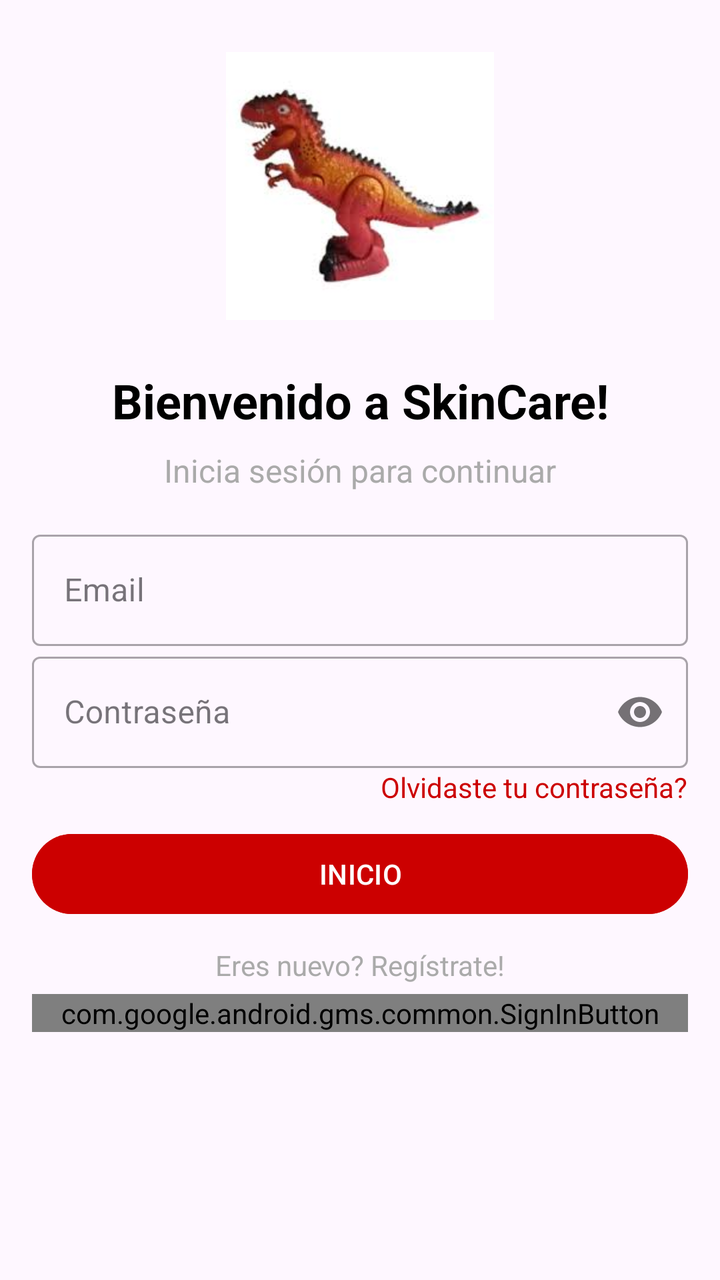
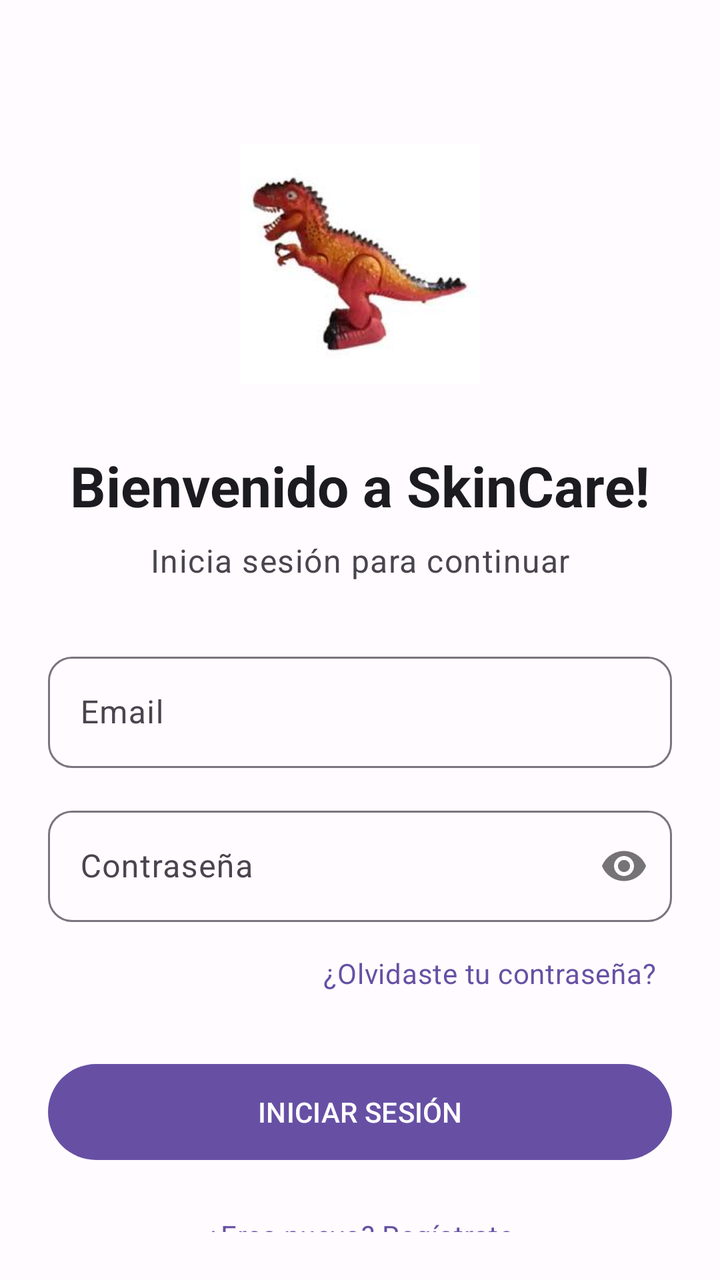

Before-and-after screenshots of an Android layout around one commit, followed by the original layout XML and the change that was made.
<!-- AndroidManifest.xml: application theme Theme.SkinCare_TFM -->
<!-- res/layout/activity_login.xml -->
<androidx.constraintlayout.widget.ConstraintLayout xmlns:android="http://schemas.android.com/apk/res/android"
    xmlns:app="http://schemas.android.com/apk/res-auto"
    xmlns:tools="http://schemas.android.com/tools"
    android:layout_width="match_parent"
    android:layout_height="match_parent"
    android:padding="16dp"
    tools:context=".login.LoginActivity">

    <ImageView
        android:id="@+id/logoImageView"
        android:layout_width="148dp"
        android:layout_height="134dp"
        android:layout_marginTop="10dp"
        android:src="@drawable/dinosaur"
        app:layout_constraintEnd_toEndOf="parent"
        app:layout_constraintStart_toStartOf="parent"
        app:layout_constraintTop_toTopOf="parent"
        android:transitionName="logoImageView"/>

    <TextView
        android:id="@+id/welcomeTextView"
        android:layout_width="wrap_content"
        android:layout_height="wrap_content"
        android:text="Bienvenido a SkinCare!"
        android:textSize="24sp"
        android:textColor="@android:color/black"
        android:textStyle="bold"
        app:layout_constraintTop_toBottomOf="@id/logoImageView"
        app:layout_constraintStart_toStartOf="parent"
        app:layout_constraintEnd_toEndOf="parent"
        android:layout_marginTop="24dp"
        android:transitionName="textTrans"/>

    <TextView
        android:id="@+id/instructionsTextView"
        android:layout_width="wrap_content"
        android:layout_height="wrap_content"
        android:text="Inicia sesión para continuar"
        android:textSize="16sp"
        android:textColor="@android:color/darker_gray"
        app:layout_constraintTop_toBottomOf="@id/welcomeTextView"
        app:layout_constraintStart_toStartOf="parent"
        app:layout_constraintEnd_toEndOf="parent"
        android:layout_marginTop="8dp"
        android:transitionName="instructionsTextView"/>

    <com.google.android.material.textfield.TextInputLayout
        android:id="@+id/emailEditText"
        android:hint="Email"
        android:transitionName="emailEditText"
        android:inputType="textEmailAddress"
        android:layout_width="0dp"
        android:layout_height="wrap_content"
        android:layout_marginTop="16dp"
        app:layout_constraintEnd_toEndOf="parent"
        app:layout_constraintStart_toStartOf="parent"
        app:layout_constraintTop_toBottomOf="@id/instructionsTextView"
        style="@style/Widget.MaterialComponents.TextInputLayout.OutlinedBox">>

        <com.google.android.material.textfield.TextInputEditText
            android:layout_width="match_parent"
            android:layout_height="wrap_content"
            />
    </com.google.android.material.textfield.TextInputLayout>

    <com.google.android.material.textfield.TextInputLayout
        android:id="@+id/passwordEditText"
        android:layout_width="0dp"
        android:layout_height="wrap_content"
        android:hint="Contraseña"

        android:transitionName="passwordEditText"
        app:passwordToggleEnabled="true"
        app:layout_constraintEnd_toEndOf="parent"
        app:layout_constraintStart_toStartOf="parent"
        app:layout_constraintTop_toBottomOf="@+id/emailEditText"
        style="@style/Widget.MaterialComponents.TextInputLayout.OutlinedBox">>
        <com.google.android.material.textfield.TextInputEditText
            android:layout_width="match_parent"
            android:layout_height="wrap_content"
            android:inputType="textPassword"
/>
    </com.google.android.material.textfield.TextInputLayout>

    <TextView
        android:id="@+id/forgotPasswordTextView"
        android:layout_width="wrap_content"
        android:layout_height="wrap_content"
        android:text="Olvidaste tu contraseña?"
        android:textColor="@android:color/holo_red_dark"
        android:textSize="14sp"
        app:layout_constraintEnd_toEndOf="parent"
        app:layout_constraintTop_toBottomOf="@+id/passwordEditText" />

    <Button
        android:id="@+id/loginButton"
        android:layout_width="0dp"
        android:layout_height="wrap_content"
        android:backgroundTint="@android:color/holo_red_dark"
        android:text="INICIO"
        android:textColor="@android:color/white"
        app:layout_constraintTop_toBottomOf="@id/forgotPasswordTextView"
        app:layout_constraintStart_toStartOf="parent"
        app:layout_constraintEnd_toEndOf="parent"
        android:layout_marginTop="10dp"
        android:transitionName="registerOrLoginButton"/>

    <TextView
        android:id="@+id/registerButton"
        android:layout_width="wrap_content"
        android:layout_height="wrap_content"
        android:text="Eres nuevo? Regístrate!"
        android:textColor="@android:color/darker_gray"
        android:textSize="14sp"
        app:layout_constraintTop_toBottomOf="@id/loginButton"
        app:layout_constraintStart_toStartOf="parent"
        app:layout_constraintEnd_toEndOf="parent"
        android:layout_marginTop="12dp"
        android:transitionName="registerOrLoginEditText"/>

    <com.google.android.gms.common.SignInButton
        android:id="@+id/googleSignInButton"
        android:layout_width="match_parent"
        android:layout_height="wrap_content"
        app:layout_constraintTop_toBottomOf="@+id/registerButton"
        tools:layout_editor_absoluteX="16dp"
        android:layout_marginTop="5dp"/>

</androidx.constraintlayout.widget.ConstraintLayout>
<!-- resources referenced by this layout -->
<resources>
  <style name="Base.Theme.SkinCare_TFM" parent="Theme.Material3.DayNight.NoActionBar">
          
          
      </style>
  <!-- unchanged entries left out for length: 2 -->
</resources>

<!-- the commit's change to res/layout/activity_login.xml (unified diff, before → after) -->
@@ -3,127 +3,185 @@
     xmlns:tools="http://schemas.android.com/tools"
     android:layout_width="match_parent"
     android:layout_height="match_parent"
-    android:padding="16dp"
+    android:background="?attr/colorSurface"
+    android:padding="24dp"
     tools:context=".login.LoginActivity">
 
+    
     <ImageView
         android:id="@+id/logoImageView"
-        android:layout_width="148dp"
-        android:layout_height="134dp"
-        android:layout_marginTop="10dp"
+        android:layout_width="120dp"
+        android:layout_height="120dp"
+        android:layout_marginTop="48dp"
         android:src="@drawable/dinosaur"
+        android:transitionName="logoImageView"
+        android:contentDescription="@string/app_logo_description"
         app:layout_constraintEnd_toEndOf="parent"
         app:layout_constraintStart_toStartOf="parent"
-        app:layout_constraintTop_toTopOf="parent"
-        android:transitionName="logoImageView"/>
+        app:layout_constraintTop_toTopOf="parent" />
 
+    
     <TextView
         android:id="@+id/welcomeTextView"
         android:layout_width="wrap_content"
         android:layout_height="wrap_content"
         android:text="Bienvenido a SkinCare!"
-        android:textSize="24sp"
-        android:textColor="@android:color/black"
+        android:textAppearance="?attr/textAppearanceHeadlineMedium"
+        android:textColor="?attr/colorOnSurface"
         android:textStyle="bold"
+        android:transitionName="textTrans"
         app:layout_constraintTop_toBottomOf="@id/logoImageView"
         app:layout_constraintStart_toStartOf="parent"
         app:layout_constraintEnd_toEndOf="parent"
-        android:layout_marginTop="24dp"
-        android:transitionName="textTrans"/>
+        android:layout_marginTop="32dp" />
 
+    
     <TextView
         android:id="@+id/instructionsTextView"
         android:layout_width="wrap_content"
         android:layout_height="wrap_content"
         android:text="Inicia sesión para continuar"
-        android:textSize="16sp"
-        android:textColor="@android:color/darker_gray"
+        android:textAppearance="?attr/textAppearanceBodyLarge"
+        android:textColor="?attr/colorOnSurfaceVariant"
+        android:transitionName="instructionsTextView"
         app:layout_constraintTop_toBottomOf="@id/welcomeTextView"
         app:layout_constraintStart_toStartOf="parent"
         app:layout_constraintEnd_toEndOf="parent"
-        android:layout_marginTop="8dp"
-        android:transitionName="instructionsTextView"/>
+        android:layout_marginTop="8dp" />
 
+    
     <com.google.android.material.textfield.TextInputLayout
         android:id="@+id/emailEditText"
+        android:layout_width="0dp"
+        android:layout_height="wrap_content"
+        android:layout_marginTop="32dp"
         android:hint="Email"
         android:transitionName="emailEditText"
-        android:inputType="textEmailAddress"
-        android:layout_width="0dp"
-        android:layout_height="wrap_content"
-        android:layout_marginTop="16dp"
+        style="@style/Widget.SkinCare_TFM.TextInputLayout"
         app:layout_constraintEnd_toEndOf="parent"
         app:layout_constraintStart_toStartOf="parent"
-        app:layout_constraintTop_toBottomOf="@id/instructionsTextView"
-        style="@style/Widget.MaterialComponents.TextInputLayout.OutlinedBox">>
+        app:layout_constraintTop_toBottomOf="@id/instructionsTextView">
 
         <com.google.android.material.textfield.TextInputEditText
             android:layout_width="match_parent"
             android:layout_height="wrap_content"
-            />
+            android:inputType="textEmailAddress"
+            android:textAppearance="?attr/textAppearanceBodyLarge" />
+
     </com.google.android.material.textfield.TextInputLayout>
 
+    
     <com.google.android.material.textfield.TextInputLayout
         android:id="@+id/passwordEditText"
         android:layout_width="0dp"
         android:layout_height="wrap_content"
+        android:layout_marginTop="16dp"
         android:hint="Contraseña"
-
         android:transitionName="passwordEditText"
         app:passwordToggleEnabled="true"
+        style="@style/Widget.SkinCare_TFM.TextInputLayout"
         app:layout_constraintEnd_toEndOf="parent"
         app:layout_constraintStart_toStartOf="parent"
-        app:layout_constraintTop_toBottomOf="@+id/emailEditText"
-        style="@style/Widget.MaterialComponents.TextInputLayout.OutlinedBox">>
+        app:layout_constraintTop_toBottomOf="@+id/emailEditText">
+
         <com.google.android.material.textfield.TextInputEditText
             android:layout_width="match_parent"
             android:layout_height="wrap_content"
             android:inputType="textPassword"
-/>
+            android:textAppearance="?attr/textAppearanceBodyLarge" />
+
     </com.google.android.material.textfield.TextInputLayout>
 
+    
     <TextView
         android:id="@+id/forgotPasswordTextView"
         android:layout_width="wrap_content"
         android:layout_height="wrap_content"
-        android:text="Olvidaste tu contraseña?"
-        android:textColor="@android:color/holo_red_dark"
-        android:textSize="14sp"
+        android:text="¿Olvidaste tu contraseña?"
+        android:textAppearance="?attr/textAppearanceBodyMedium"
+        android:textColor="?attr/colorPrimary"
+        android:background="?attr/selectableItemBackground"
+        android:clickable="true"
+        android:focusable="true"
+        android:padding="8dp"
         app:layout_constraintEnd_toEndOf="parent"
-        app:layout_constraintTop_toBottomOf="@+id/passwordEditText" />
+        app:layout_constraintTop_toBottomOf="@+id/passwordEditText"
+        android:layout_marginTop="8dp" />
 
-    <Button
+    
+    <com.google.android.material.button.MaterialButton
         android:id="@+id/loginButton"
         android:layout_width="0dp"
-        android:layout_height="wrap_content"
-        android:backgroundTint="@android:color/holo_red_dark"
-        android:text="INICIO"
-        android:textColor="@android:color/white"
+        android:layout_height="56dp"
+        android:layout_marginTop="24dp"
+        android:text="INICIAR SESIÓN"
+        android:textAppearance="?attr/textAppearanceLabelLarge"
+        android:transitionName="registerOrLoginButton"
+        style="@style/Widget.SkinCare_TFM.Button"
         app:layout_constraintTop_toBottomOf="@id/forgotPasswordTextView"
         app:layout_constraintStart_toStartOf="parent"
-        app:layout_constraintEnd_toEndOf="parent"
-        android:layout_marginTop="10dp"
-        android:transitionName="registerOrLoginButton"/>
+        app:layout_constraintEnd_toEndOf="parent" />
 
+    
     <TextView
         android:id="@+id/registerButton"
         android:layout_width="wrap_content"
         android:layout_height="wrap_content"
-        android:text="Eres nuevo? Regístrate!"
-        android:textColor="@android:color/darker_gray"
-        android:textSize="14sp"
+        android:text="¿Eres nuevo? Regístrate"
+        android:textAppearance="?attr/textAppearanceBodyMedium"
+        android:textColor="?attr/colorPrimary"
+        android:background="?attr/selectableItemBackground"
+        android:clickable="true"
+        android:focusable="true"
+        android:padding="8dp"
+        android:transitionName="registerOrLoginEditText"
         app:layout_constraintTop_toBottomOf="@id/loginButton"
         app:layout_constraintStart_toStartOf="parent"
         app:layout_constraintEnd_toEndOf="parent"
-        android:layout_marginTop="12dp"
-        android:transitionName="registerOrLoginEditText"/>
+        android:layout_marginTop="16dp" />
 
+    
+    <LinearLayout
+        android:id="@+id/separator_layout"
+        android:layout_width="0dp"
+        android:layout_height="wrap_content"
+        android:orientation="horizontal"
+        android:gravity="center"
+        android:layout_marginTop="32dp"
+        app:layout_constraintTop_toBottomOf="@+id/registerButton"
+        app:layout_constraintStart_toStartOf="parent"
+        app:layout_constraintEnd_toEndOf="parent">
+
+        <View
+            android:layout_width="0dp"
+            android:layout_height="1dp"
+            android:layout_weight="1"
+            android:background="?attr/colorOutlineVariant" />
+
+        <TextView
+            android:layout_width="wrap_content"
+            android:layout_height="wrap_content"
+            android:text="O continúa con"
+            android:textAppearance="?attr/textAppearanceBodySmall"
+            android:textColor="?attr/colorOnSurfaceVariant"
+            android:layout_marginHorizontal="16dp" />
+
+        <View
+            android:layout_width="0dp"
+            android:layout_height="1dp"
+            android:layout_weight="1"
+            android:background="?attr/colorOutlineVariant" />
+
+    </LinearLayout>
+
+    
     <com.google.android.gms.common.SignInButton
         android:id="@+id/googleSignInButton"
-        android:layout_width="match_parent"
-        android:layout_height="wrap_content"
-        app:layout_constraintTop_toBottomOf="@+id/registerButton"
-        tools:layout_editor_absoluteX="16dp"
-        android:layout_marginTop="5dp"/>
+        android:layout_width="0dp"
+        android:layout_height="56dp"
+        android:layout_marginTop="24dp"
+        app:layout_constraintTop_toBottomOf="@+id/separator_layout"
+        app:layout_constraintStart_toStartOf="parent"
+        app:layout_constraintEnd_toEndOf="parent" />
 
 </androidx.constraintlayout.widget.ConstraintLayout>
<!-- resource entries referenced after the edit -->
@@ -1,9 +1,92 @@
 <!-- resources referenced by this layout -->
 <resources>
+  <string name="app_logo_description">Logo de la aplicación SkinCare</string>
+  <style name="Widget.SkinCare_TFM.Button" parent="Widget.Material3.Button">
+          <item name="android:textAppearance">@style/TextAppearance.Material3.LabelLarge</item>
+          <item name="cornerRadius">24dp</item>
+          <item name="android:minHeight">48dp</item>
+      </style>
+  <style name="Widget.SkinCare_TFM.TextInputLayout" parent="Widget.Material3.TextInputLayout.OutlinedBox">
+          <item name="boxCornerRadiusTopStart">12dp</item>
+          <item name="boxCornerRadiusTopEnd">12dp</item>
+          <item name="boxCornerRadiusBottomStart">12dp</item>
+          <item name="boxCornerRadiusBottomEnd">12dp</item>
+      </style>
   <style name="Base.Theme.SkinCare_TFM" parent="Theme.Material3.DayNight.NoActionBar">
           
+          <item name="colorPrimary">@color/md3_primary_light</item>
+          <item name="colorOnPrimary">@color/md3_on_primary_light</item>
+          <item name="colorPrimaryContainer">@color/md3_primary_container_light</item>
+          <item name="colorOnPrimaryContainer">@color/md3_on_primary_container_light</item>
           
+          <item name="colorSecondary">@color/md3_secondary_light</item>
+          <item name="colorOnSecondary">@color/md3_on_secondary_light</item>
+          <item name="colorSecondaryContainer">@color/md3_secondary_container_light</item>
+          <item name="colorOnSecondaryContainer">@color/md3_on_secondary_container_light</item>
+          
+          <item name="colorTertiary">@color/md3_tertiary_light</item>
+          <item name="colorOnTertiary">@color/md3_on_tertiary_light</item>
+          <item name="colorTertiaryContainer">@color/md3_tertiary_container_light</item>
+          <item name="colorOnTertiaryContainer">@color/md3_on_tertiary_container_light</item>
+          
+          <item name="colorError">@color/md3_error_light</item>
+          <item name="colorOnError">@color/md3_on_error_light</item>
+          <item name="colorErrorContainer">@color/md3_error_container_light</item>
+          <item name="colorOnErrorContainer">@color/md3_on_error_container_light</item>
+          
+          <item name="android:colorBackground">@color/md3_background_light</item>
+          <item name="colorOnBackground">@color/md3_on_background_light</item>
+          <item name="colorSurface">@color/md3_surface_light</item>
+          <item name="colorOnSurface">@color/md3_on_surface_light</item>
+          <item name="colorSurfaceVariant">@color/md3_surface_variant_light</item>
+          <item name="colorOnSurfaceVariant">@color/md3_on_surface_variant_light</item>
+          <item name="colorOutline">@color/md3_outline_light</item>
+          <item name="colorOutlineVariant">@color/md3_outline_variant_light</item>
+          
+          
+          <item name="android:statusBarColor">@android:color/transparent</item>
+          <item name="android:navigationBarColor">@android:color/transparent</item>
+          <item name="android:windowLightStatusBar">true</item>
+          <item name="android:windowLightNavigationBar">true</item>
+          
+          
+          <item name="textAppearanceHeadlineLarge">@style/TextAppearance.Material3.HeadlineLarge</item>
+          <item name="textAppearanceHeadlineMedium">@style/TextAppearance.Material3.HeadlineMedium</item>
+          <item name="textAppearanceHeadlineSmall">@style/TextAppearance.Material3.HeadlineSmall</item>
+          <item name="textAppearanceTitleLarge">@style/TextAppearance.Material3.TitleLarge</item>
+          <item name="textAppearanceTitleMedium">@style/TextAppearance.Material3.TitleMedium</item>
+          <item name="textAppearanceTitleSmall">@style/TextAppearance.Material3.TitleSmall</item>
+          <item name="textAppearanceBodyLarge">@style/TextAppearance.Material3.BodyLarge</item>
+          <item name="textAppearanceBodyMedium">@style/TextAppearance.Material3.BodyMedium</item>
+          <item name="textAppearanceBodySmall">@style/TextAppearance.Material3.BodySmall</item>
+          <item name="textAppearanceLabelLarge">@style/TextAppearance.Material3.LabelLarge</item>
+          <item name="textAppearanceLabelMedium">@style/TextAppearance.Material3.LabelMedium</item>
+          <item name="textAppearanceLabelSmall">@style/TextAppearance.Material3.LabelSmall</item>
       </style>
+  <color name="md3_primary_light">#6750A4</color>
+  <color name="md3_on_primary_light">#FFFFFF</color>
+  <color name="md3_primary_container_light">#EADDFF</color>
+  <color name="md3_on_primary_container_light">#21005D</color>
+  <color name="md3_secondary_light">#625B71</color>
+  <color name="md3_on_secondary_light">#FFFFFF</color>
+  <color name="md3_secondary_container_light">#E8DEF8</color>
+  <color name="md3_on_secondary_container_light">#1D192B</color>
+  <color name="md3_tertiary_light">#7D5260</color>
+  <color name="md3_on_tertiary_light">#FFFFFF</color>
+  <color name="md3_tertiary_container_light">#FFD8E4</color>
+  <color name="md3_on_tertiary_container_light">#31111D</color>
+  <color name="md3_error_light">#BA1A1A</color>
+  <color name="md3_on_error_light">#FFFFFF</color>
+  <color name="md3_error_container_light">#FFDAD6</color>
+  <color name="md3_on_error_container_light">#410002</color>
+  <color name="md3_background_light">#FFFBFE</color>
+  <color name="md3_on_background_light">#1C1B1F</color>
+  <color name="md3_surface_light">#FFFBFE</color>
+  <color name="md3_on_surface_light">#1C1B1F</color>
+  <color name="md3_surface_variant_light">#E7E0EC</color>
+  <color name="md3_on_surface_variant_light">#49454F</color>
+  <color name="md3_outline_light">#79747E</color>
+  <color name="md3_outline_variant_light">#CAC4D0</color>
   <!-- unchanged entries left out for length: 2 -->
 </resources>
 
